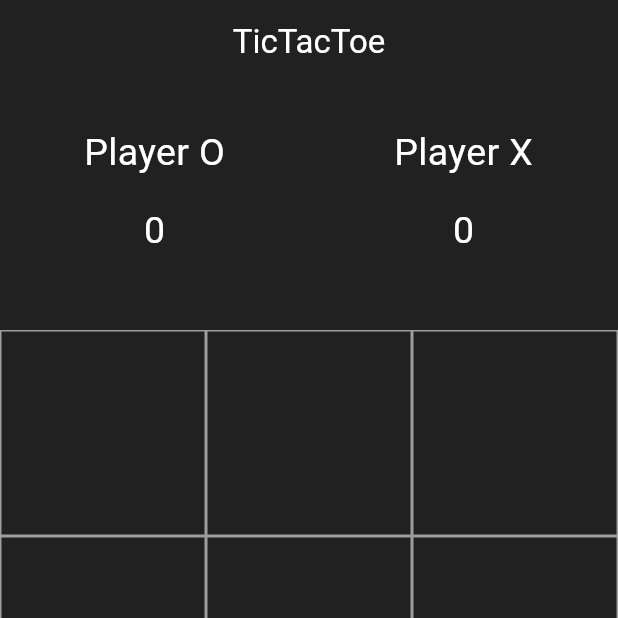
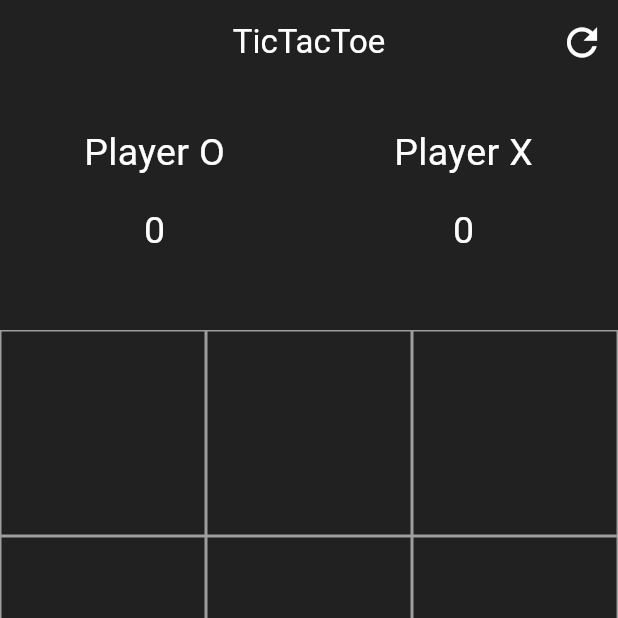
Before and after one commit to Alireza-Seif/TicTacToe, a Flutter app: the screen it shows after launch, on a phone screen of 412 x 824 dp, the top half of it. Run offline on Flutter 3.47's test engine with Material 3 defaults, Android fonts, the phone set to English and light mode, and no system bars.

```diff
--- a/lib/screens/home.dart
+++ b/lib/screens/home.dart
@@ -23,6 +23,17 @@ class _HomeState extends State<Home> {
         centerTitle: true,
         elevation: 0,
         backgroundColor: Colors.grey[900],
+        actions: [
+          IconButton(
+              onPressed: () {
+                cleanGame();
+              },
+              icon: const Icon(
+                Icons.refresh,
+                color: Colors.white,
+                size: 30,
+              ))
+        ],
       ),
       body: SafeArea(
         child: Column(
@@ -212,4 +223,13 @@ class _HomeState extends State<Home> {
       ],
     );
   }
+
+  void cleanGame() {
+    setState(() {
+      for (var i = 0; i < xOrOList.length; i++) {
+        xOrOList[i] = '';
+      }
+      filledBoxes = 0;
+    });
+  }
 }
```
